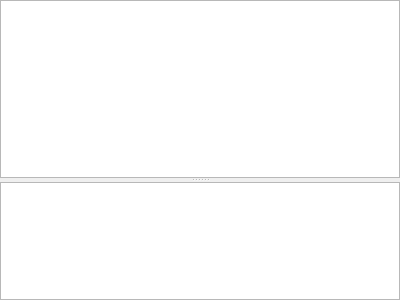
This is omodsim/controls/outputwidget.ui in sanny32/OpenModSim as Qt 5 draws it before an edit. The edited form follows.
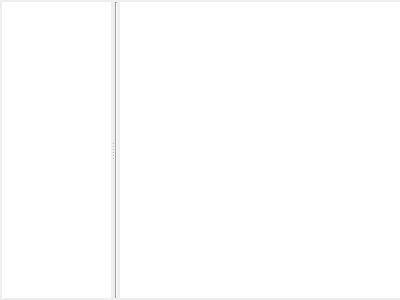
This is the edited form. Custom widgets are drawn as their Qt base class.

What changed in the file:
```diff
--- a/omodsim/controls/outputwidget.ui
+++ b/omodsim/controls/outputwidget.ui
@@ -10,7 +10,7 @@
     <height>300</height>
    </rect>
   </property>
-  <layout class="QVBoxLayout" name="verticalLayout">
+  <layout class="QHBoxLayout" name="horizontalLayout_2">
    <property name="spacing">
     <number>0</number>
    </property>
@@ -110,34 +110,37 @@
       </layout>
      </widget>
      <widget class="QWidget" name="page2">
-      <layout class="QVBoxLayout" name="verticalLayout_3">
+      <layout class="QHBoxLayout" name="horizontalLayout_3">
+       <property name="spacing">
+        <number>2</number>
+       </property>
        <property name="leftMargin">
-        <number>0</number>
+        <number>2</number>
        </property>
        <property name="topMargin">
-        <number>0</number>
+        <number>2</number>
        </property>
        <property name="rightMargin">
         <number>0</number>
        </property>
        <property name="bottomMargin">
-        <number>0</number>
+        <number>2</number>
        </property>
        <item>
         <widget class="QSplitter" name="splitter">
          <property name="orientation">
-          <enum>Qt::Vertical</enum>
-         </property>
-         <property name="opaqueResize">
-          <bool>true</bool>
+          <enum>Qt::Orientation::Horizontal</enum>
          </property>
          <widget class="ModbusLogWidget" name="logView">
           <property name="sizePolicy">
            <sizepolicy hsizetype="Expanding" vsizetype="Expanding">
-            <horstretch>0</horstretch>
-            <verstretch>3</verstretch>
+            <horstretch>3</horstretch>
+            <verstretch>0</verstretch>
            </sizepolicy>
           </property>
+          <property name="frameShape">
+           <enum>QFrame::Shape::NoFrame</enum>
+          </property>
           <property name="autoScroll">
            <bool>true</bool>
           </property>
@@ -151,7 +154,10 @@
            <bool>false</bool>
           </property>
           <property name="defaultDropAction">
-           <enum>Qt::IgnoreAction</enum>
+           <enum>Qt::DropAction::IgnoreAction</enum>
+          </property>
+          <property name="alternatingRowColors">
+           <bool>true</bool>
           </property>
           <property name="selectionMode">
            <enum>QAbstractItemView::SingleSelection</enum>
@@ -166,6 +172,19 @@
            <bool>true</bool>
           </property>
          </widget>
+         <widget class="QWidget" name="">
+          <layout class="QHBoxLayout" name="horizontalLayout">
+           <property name="spacing">
+            <number>2</number>
+           </property>
+           <item>
+            <widget class="Line" name="line">
+             <property name="orientation">
+              <enum>Qt::Orientation::Vertical</enum>
+             </property>
+            </widget>
+           </item>
+           <item>
          <widget class="ModbusMessageWidget" name="modbusMsg">
           <property name="sizePolicy">
            <sizepolicy hsizetype="Expanding" vsizetype="Expanding">
@@ -173,8 +192,14 @@
             <verstretch>2</verstretch>
            </sizepolicy>
           </property>
-          <property name="focusPolicy">
-           <enum>Qt::NoFocus</enum>
+             <property name="minimumSize">
+              <size>
+               <width>280</width>
+               <height>0</height>
+              </size>
+             </property>
+             <property name="frameShape">
+              <enum>QFrame::Shape::NoFrame</enum>
           </property>
           <property name="editTriggers">
            <set>QAbstractItemView::NoEditTriggers</set>
@@ -185,6 +210,9 @@
           <property name="wordWrap">
            <bool>true</bool>
           </property>
+            </widget>
+           </item>
+          </layout>
          </widget>
         </widget>
        </item>
```
Left out of the diff: 30 changed lines with no effect on the pictures. Lines whose indentation alone changed are shown as unchanged.
